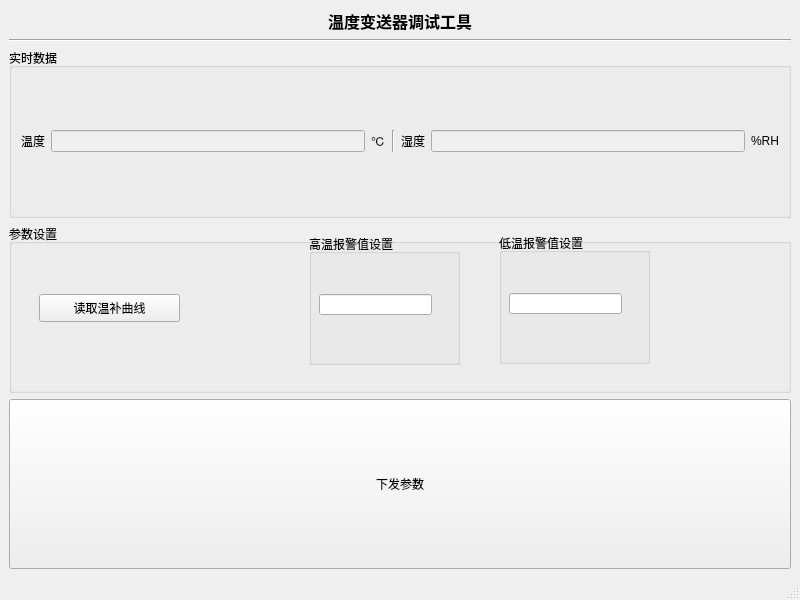
This is mainwindow.ui in aron566/Temp_Transducer_Tool as Qt 5 draws it before an edit. The edited form follows.
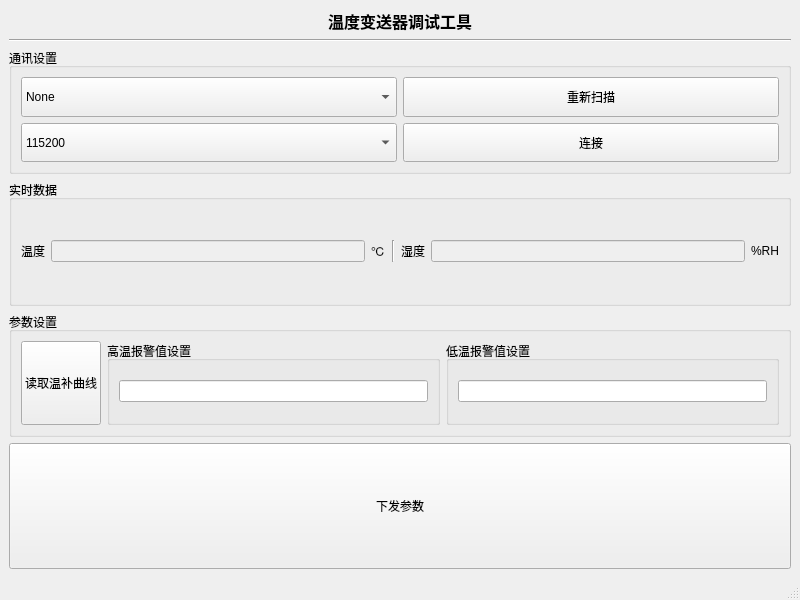
This is the edited form.

The edit to the form file:
```diff
--- a/mainwindow.ui
+++ b/mainwindow.ui
@@ -14,7 +14,7 @@
    <string>MainWindow</string>
   </property>
   <widget class="QWidget" name="centralwidget">
-   <layout class="QGridLayout" name="gridLayout_2">
+   <layout class="QGridLayout" name="gridLayout_3">
     <item row="0" column="0">
      <widget class="QLabel" name="label">
       <property name="sizePolicy">
@@ -36,6 +36,76 @@
      </widget>
     </item>
     <item row="2" column="0">
+     <widget class="QGroupBox" name="groupBox_5">
+      <property name="title">
+       <string>通讯设置</string>
+      </property>
+      <layout class="QGridLayout" name="gridLayout_2">
+       <item row="0" column="0">
+        <widget class="QComboBox" name="com_list_comboBox">
+         <property name="sizePolicy">
+          <sizepolicy hsizetype="Minimum" vsizetype="Preferred">
+           <horstretch>0</horstretch>
+           <verstretch>0</verstretch>
+          </sizepolicy>
+         </property>
+         <item>
+          <property name="text">
+           <string>None</string>
+          </property>
+         </item>
+        </widget>
+       </item>
+       <item row="0" column="1">
+        <widget class="QPushButton" name="rescan_pushButton">
+         <property name="sizePolicy">
+          <sizepolicy hsizetype="Minimum" vsizetype="Preferred">
+           <horstretch>0</horstretch>
+           <verstretch>0</verstretch>
+          </sizepolicy>
+         </property>
+         <property name="text">
+          <string>重新扫描</string>
+         </property>
+        </widget>
+       </item>
+       <item row="1" column="0">
+        <widget class="QComboBox" name="baudrate_comboBox">
+         <property name="sizePolicy">
+          <sizepolicy hsizetype="Minimum" vsizetype="Preferred">
+           <horstretch>0</horstretch>
+           <verstretch>0</verstretch>
+          </sizepolicy>
+         </property>
+         <item>
+          <property name="text">
+           <string>115200</string>
+          </property>
+         </item>
+         <item>
+          <property name="text">
+           <string>9600</string>
+          </property>
+         </item>
+        </widget>
+       </item>
+       <item row="1" column="1">
+        <widget class="QPushButton" name="connect_pushButton">
+         <property name="sizePolicy">
+          <sizepolicy hsizetype="Minimum" vsizetype="Preferred">
+           <horstretch>0</horstretch>
+           <verstretch>0</verstretch>
+          </sizepolicy>
+         </property>
+         <property name="text">
+          <string>连接</string>
+         </property>
+        </widget>
+       </item>
+      </layout>
+     </widget>
+    </item>
+    <item row="3" column="0">
      <widget class="QGroupBox" name="groupBox">
       <property name="title">
        <string>实时数据</string>
@@ -93,73 +163,53 @@
       </layout>
      </widget>
     </item>
-    <item row="3" column="0">
+    <item row="4" column="0">
      <widget class="QGroupBox" name="groupBox_2">
       <property name="title">
        <string>参数设置</string>
       </property>
-      <widget class="QPushButton" name="get_temp_compensation_pushButton">
-       <property name="geometry">
-        <rect>
-         <x>30</x>
-         <y>70</y>
-         <width>141</width>
-         <height>28</height>
-        </rect>
-       </property>
-       <property name="text">
-        <string>读取温补曲线</string>
-       </property>
-      </widget>
-      <widget class="QGroupBox" name="groupBox_3">
-       <property name="geometry">
-        <rect>
-         <x>300</x>
-         <y>10</y>
-         <width>151</width>
-         <height>131</height>
-        </rect>
-       </property>
-       <property name="title">
-        <string>高温报警值设置</string>
-       </property>
-       <widget class="QLineEdit" name="hi_temp_lineEdit">
-        <property name="geometry">
-         <rect>
-          <x>10</x>
-          <y>60</y>
-          <width>113</width>
-          <height>21</height>
-         </rect>
-        </property>
-       </widget>
-      </widget>
-      <widget class="QGroupBox" name="groupBox_4">
-       <property name="geometry">
-        <rect>
-         <x>490</x>
-         <y>9</y>
-         <width>151</width>
-         <height>131</height>
-        </rect>
-       </property>
-       <property name="title">
-        <string>低温报警值设置</string>
-       </property>
-       <widget class="QLineEdit" name="low_temp_lineEdit">
-        <property name="geometry">
-         <rect>
-          <x>10</x>
-          <y>60</y>
-          <width>113</width>
-          <height>21</height>
-         </rect>
-        </property>
-       </widget>
-      </widget>
+      <layout class="QGridLayout" name="gridLayout_4">
+       <item row="0" column="0">
+        <widget class="QPushButton" name="get_temp_compensation_pushButton">
+         <property name="sizePolicy">
+          <sizepolicy hsizetype="Minimum" vsizetype="Preferred">
+           <horstretch>0</horstretch>
+           <verstretch>0</verstretch>
+          </sizepolicy>
+         </property>
+         <property name="text">
+          <string>读取温补曲线</string>
+         </property>
+        </widget>
+       </item>
+       <item row="0" column="1">
+        <widget class="QGroupBox" name="groupBox_3">
+         <property name="title">
+          <string>高温报警值设置</string>
+         </property>
+         <layout class="QGridLayout" name="gridLayout_5">
+          <item row="0" column="0">
+           <widget class="QLineEdit" name="hi_temp_lineEdit"/>
+          </item>
+         </layout>
+        </widget>
+       </item>
+       <item row="0" column="2">
+        <widget class="QGroupBox" name="groupBox_4">
+         <property name="title">
+          <string>低温报警值设置</string>
+         </property>
+         <layout class="QGridLayout" name="gridLayout_6">
+          <item row="0" column="0">
+           <widget class="QLineEdit" name="low_temp_lineEdit"/>
+          </item>
+         </layout>
+        </widget>
+       </item>
+      </layout>
      </widget>
     </item>
-    <item row="4" column="0">
+    <item row="5" column="0">
      <widget class="QPushButton" name="set_pushButton">
       <property name="sizePolicy">
        <sizepolicy hsizetype="Minimum" vsizetype="Preferred">
```
